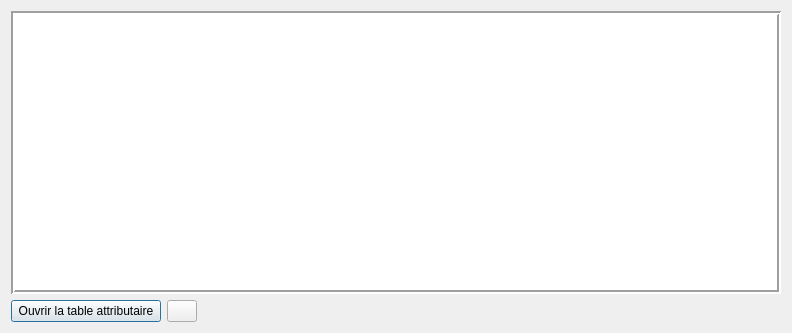
Above: liste.ui from IGNF/assistant-liste-qgis-plugin before the change. Below: the same form after it.
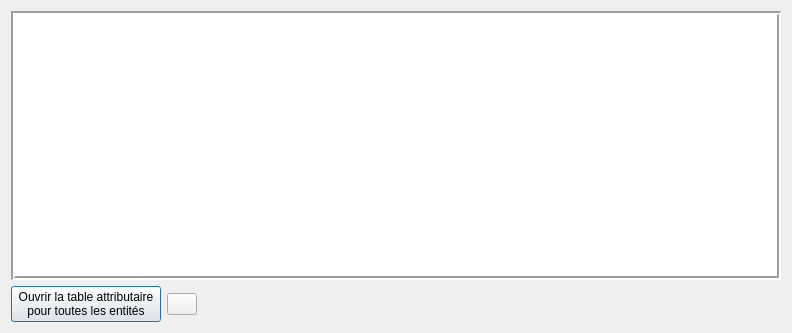
That is the form after the change. Icons and pictures are not drawn.

Patch:
```diff
--- a/liste.ui
+++ b/liste.ui
@@ -27,7 +27,8 @@
       </size>
      </property>
      <property name="text">
-      <string>Ouvrir la table attributaire</string>
+      <string>Ouvrir la table attributaire
+pour toutes les entités</string>
      </property>
     </widget>
    </item>
```
